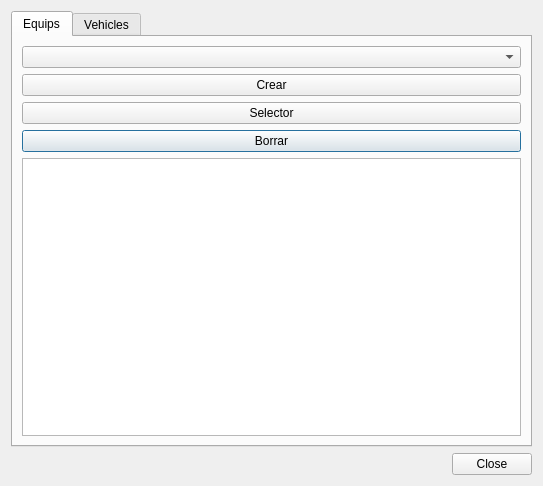
First picture: the form in ui/resources_management.ui, repository Giswater/giswater_qgis_plugin, before the edit.
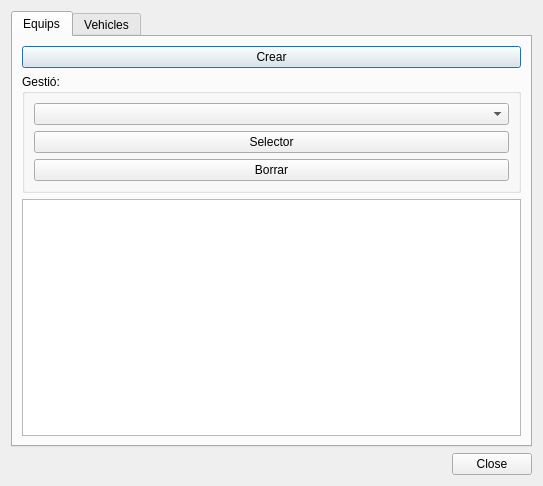
Second picture: the form after the edit.

Commit message: WIP some enhancements on buttons lot

```diff
--- a/ui/resources_management.ui
+++ b/ui/resources_management.ui
@@ -26,32 +26,46 @@
          <string>Equips</string>
         </attribute>
         <layout class="QGridLayout" name="gridLayout_2">
-         <item row="3" column="0">
-          <widget class="QPushButton" name="btn_team_delete">
+         <item row="5" column="0">
+          <widget class="QTableView" name="tbl_view_team"/>
+         </item>
+         <item row="0" column="0">
+          <widget class="QPushButton" name="btn_team_create">
            <property name="text">
-            <string>Borrar</string>
+            <string>Crear</string>
            </property>
           </widget>
          </item>
-         <item row="2" column="0">
+         <item row="1" column="0">
+          <widget class="QGroupBox" name="groupBox">
+           <property name="title">
+            <string>Gestió:</string>
+           </property>
+           <layout class="QGridLayout" name="gridLayout_4">
+            <item row="1" column="0">
           <widget class="QPushButton" name="btn_team_selector">
            <property name="text">
             <string>Selector</string>
            </property>
           </widget>
          </item>
-         <item row="1" column="0">
-          <widget class="QPushButton" name="btn_team_create">
-           <property name="text">
-            <string>Crear</string>
-           </property>
-          </widget>
-         </item>
          <item row="0" column="0">
           <widget class="QComboBox" name="cmb_team"/>
          </item>
-         <item row="4" column="0">
-          <widget class="QTableView" name="tbl_view_team"/>
+            <item row="2" column="0">
+             <widget class="QPushButton" name="btn_team_delete">
+              <property name="text">
+               <string>Borrar</string>
+              </property>
+             </widget>
+            </item>
+           </layout>
+           <zorder>cmb_team</zorder>
+           <zorder>cmb_team</zorder>
+           <zorder>cmb_team</zorder>
+           <zorder>btn_team_selector</zorder>
+           <zorder>btn_team_delete</zorder>
+          </widget>
          </item>
         </layout>
        </widget>
```
Left out of the diff: 29 changed lines with no effect on the pictures. Lines whose indentation alone changed are shown as unchanged. The commit also changes 4 other files.
